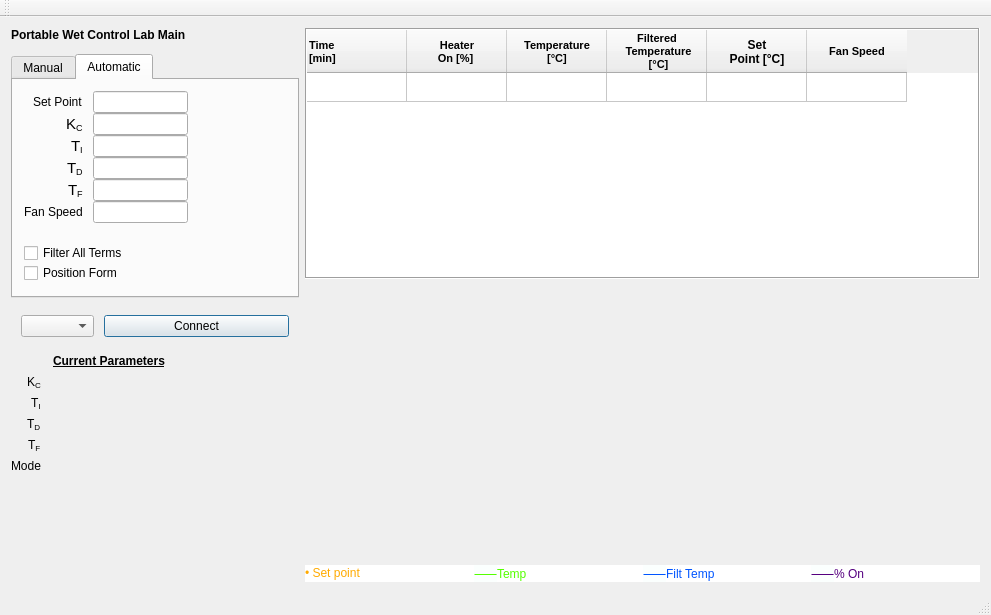
AnthonyA28/Qt-PWCL-main, file mainwindow.ui: the form before one commit.
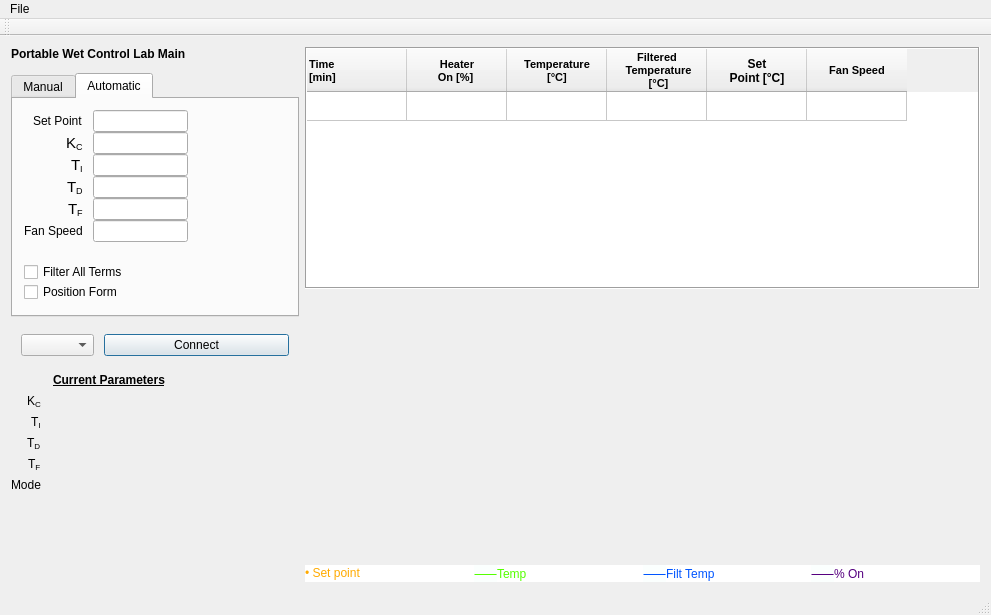
The form after the commit. Icons and pictures are not drawn. Custom widgets are drawn as their Qt base class.

Commit message: added file explorer option to save the excel file

```diff
--- a/mainwindow.ui
+++ b/mainwindow.ui
@@ -1115,6 +1115,13 @@
      <height>25</height>
     </rect>
    </property>
+   <widget class="QMenu" name="menuFile">
+    <property name="title">
+     <string>File </string>
+    </property>
+    <addaction name="actionExport_Excel_File"/>
+   </widget>
+   <addaction name="menuFile"/>
   </widget>
   <widget class="QToolBar" name="mainToolBar">
    <attribute name="toolBarArea">
```
Left out of the diff: 5 changed lines with no effect on the pictures. The commit also changes 2 other files.
